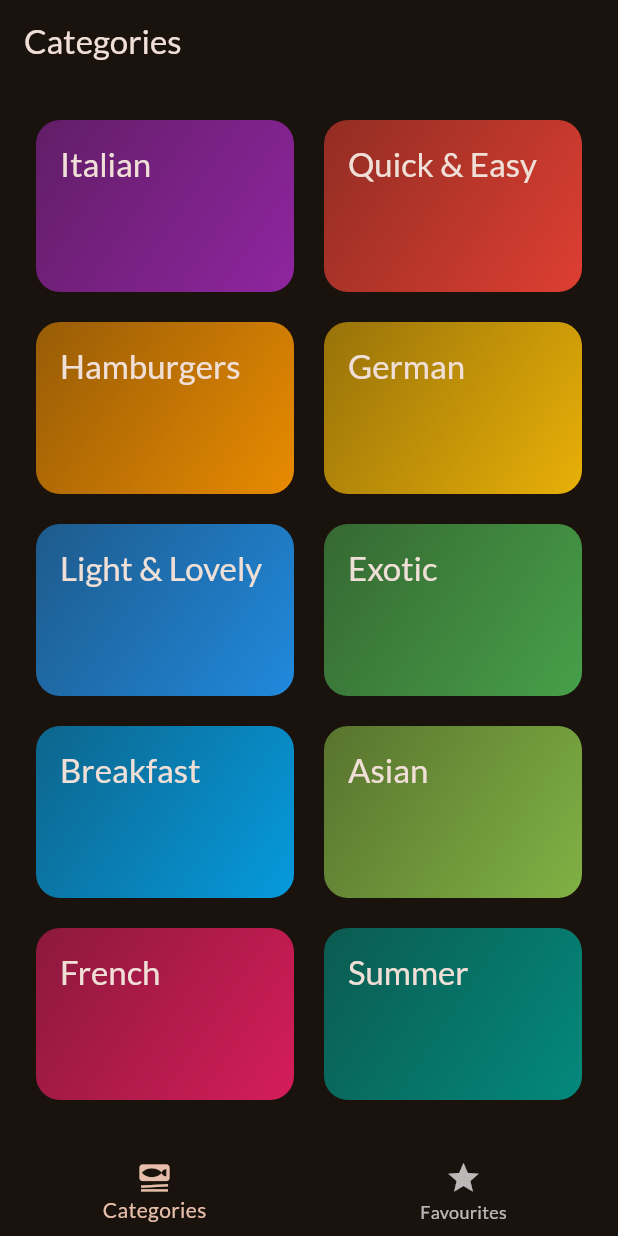
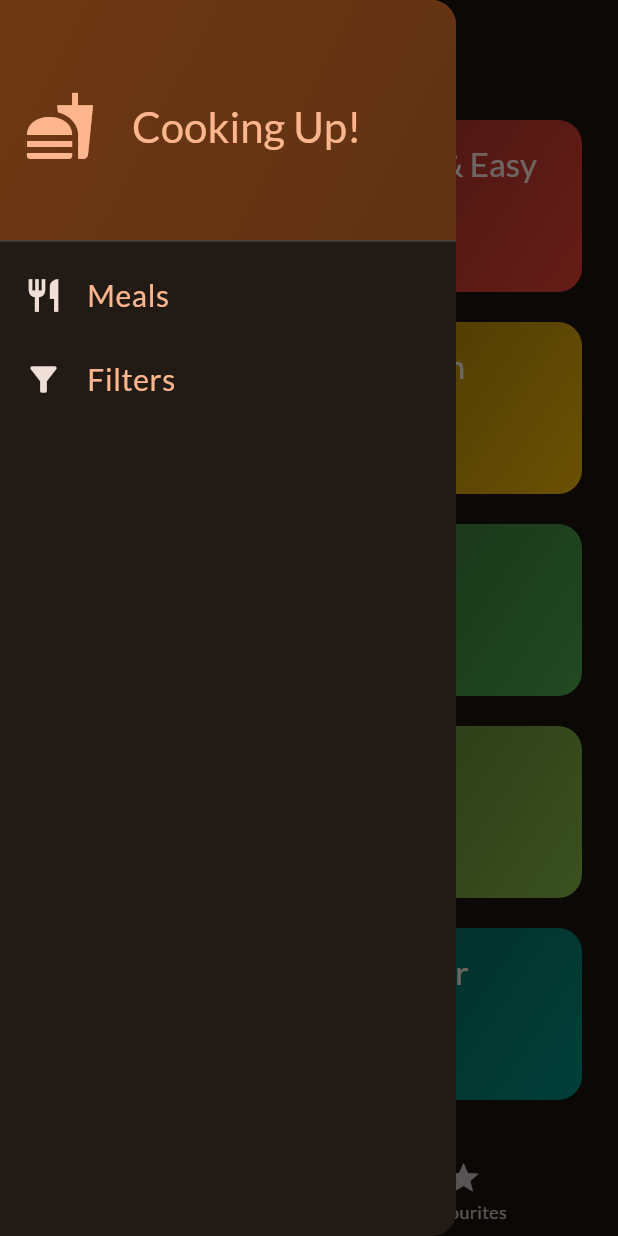
Before and after one commit to harshrajnandvikar/mealsapp, a Flutter app: the screen it shows after launch, with the side drawer open (before the commit the screen has no drawer), on a phone screen of 412 x 824 dp. Run offline on Flutter 3.47's test engine with Material 3 defaults, Android fonts, the phone set to English and light mode, and no system bars; our stand-ins replace flutter_riverpod, google_fonts, transparent_image.

Commit message:
Added the Filters Option to the side Drawer

```diff
--- /dev/null
+++ b/lib/providers/meals_provider.dart
@@ -0,0 +1,6 @@
+import 'package:flutter_riverpod/flutter_riverpod.dart';
+import 'package:meals/data/dummy_data.dart';
+
+final mealsProvider = Provider((ref) {
+  return dummyMeals;
+});
--- a/lib/screens/categories.dart
+++ b/lib/screens/categories.dart
@@ -9,13 +9,15 @@ class CategoriesScreen extends StatelessWidget {
   const CategoriesScreen({
     super.key,
     required this.ontoggleFavouriteMeal,
+    required this.getAvailableMeals,
   });
 
   final void Function(Meal meal) ontoggleFavouriteMeal;
+  final List<Meal> getAvailableMeals;
 
   void _selectCategories(
       BuildContext context, CategoryStructure categoryStructure) {
-    final filteredMeals = dummyMeals
+    final filteredMeals = getAvailableMeals
         .where((meal) => meal.categories.contains(categoryStructure.id))
         .toList();
 
--- a/lib/screens/tab.dart
+++ b/lib/screens/tab.dart
@@ -1,7 +1,17 @@
 import 'package:flutter/material.dart';
+import 'package:meals/data/dummy_data.dart';
 import 'package:meals/models/meal.dart';
 import 'package:meals/screens/categories.dart';
+import 'package:meals/screens/filters.dart';
 import 'package:meals/screens/meals.dart';
+import 'package:meals/widgets/main_drawer.dart';
+
+final kInitialFilters = {
+  Filter.glutenfree: false,
+  Filter.lactosefree: false,
+  Filter.vegeterian: false,
+  Filter.vegan: false,
+};
 
 class TabScreen extends StatefulWidget {
   const TabScreen({
@@ -19,6 +29,7 @@ class _TabScreenState extends State<TabScreen> {
 
   final List<Meal> mealList = [];
 
+  Map<Filter, bool> _selectedFilters = kInitialFilters;
   void showMessageFavourite(String message) {
     ScaffoldMessenger.of(context).clearSnackBars();
     ScaffoldMessenger.of(context).showSnackBar(
@@ -50,10 +61,42 @@ class _TabScreenState extends State<TabScreen> {
     });
   }
 
+  void _screenIdentifier(String identifier) async {
+    Navigator.of(context).pop();
+    if (identifier == 'Filters') {
+      final result = await Navigator.of(context).push<Map<Filter, bool>>(
+        MaterialPageRoute(
+          builder: ((ctx) => FilterScreen(
+                currentFilters: _selectedFilters,
+              )),
+        ),
+      );
+      setState(() {
+        _selectedFilters = result ?? kInitialFilters;
+      });
+    }
+  }
+
   @override
   Widget build(BuildContext context) {
+    final availableMeals = dummyMeals.where((meal) {
+      if (_selectedFilters[Filter.glutenfree]! && !meal.isGlutenFree) {
+        return false;
+      }
+      if (_selectedFilters[Filter.lactosefree]! && !meal.isLactoseFree) {
+        return false;
+      }
+      if (_selectedFilters[Filter.vegeterian]! && !meal.isVegetarian) {
+        return false;
+      }
+      if (_selectedFilters[Filter.vegan]! && !meal.isVegan) {
+        return false;
+      }
+      return true;
+    }).toList();
     Widget activePage = CategoriesScreen(
       ontoggleFavouriteMeal: _toggleFavouriteMeal,
+      getAvailableMeals: availableMeals,
     );
     var activeTitle = 'Categories';
     if (_selectPageIndex == 1) {
@@ -66,6 +109,9 @@ class _TabScreenState extends State<TabScreen> {
     return Scaffold(
       appBar: AppBar(
         title: Text(activeTitle),
+      ),
+      drawer: MainDrawer(
+        onScreenIdentifier: _screenIdentifier,
       ),
       body: activePage,
       bottomNavigationBar: BottomNavigationBar(
--- /dev/null
+++ b/lib/widgets/main_drawer.dart
@@ -0,0 +1,83 @@
+import 'package:flutter/material.dart';
+
+class MainDrawer extends StatelessWidget {
+  const MainDrawer({
+    super.key,
+    required this.onScreenIdentifier,
+  });
+
+  final void Function(String identifier) onScreenIdentifier;
+
+  @override
+  Widget build(BuildContext context) {
+    return Drawer(
+      child: Column(
+        children: [
+          DrawerHeader(
+            decoration: BoxDecoration(
+              gradient: LinearGradient(
+                colors: [
+                  Theme.of(context).colorScheme.primaryContainer,
+                  Theme.of(context)
+                      .colorScheme
+                      .primaryContainer
+                      .withOpacity(0.8),
+                ],
+                begin: Alignment.topLeft,
+                end: Alignment.bottomRight,
+              ),
+            ),
+            child: Row(
+              children: [
+                Icon(
+                  Icons.fastfood,
+                  color: Theme.of(context).colorScheme.primary,
+                  size: 48,
+                ),
+                const SizedBox(
+                  width: 24,
+                ),
+                Text(
+                  'Cooking Up!',
+                  style: Theme.of(context).textTheme.titleLarge!.copyWith(
+                      color: Theme.of(context).colorScheme.primary,
+                      fontSize: 28),
+                )
+              ],
+            ),
+          ),
+          ListTile(
+            leading: Icon(
+              Icons.restaurant,
+              size: 26,
+              color: Theme.of(context).colorScheme.onBackground,
+            ),
+            title: Text(
+              'Meals',
+              style: Theme.of(context).textTheme.bodySmall!.copyWith(
+                  color: Theme.of(context).colorScheme.primary, fontSize: 20),
+            ),
+            onTap: () {
+              onScreenIdentifier('Meals');
+            },
+          ),
+          ListTile(
+            leading: Icon(
+              Icons.filter_alt,
+              size: 26,
+              color: Theme.of(context).colorScheme.onBackground,
+            ),
+            title: Text(
+              'Filters',
+              style: Theme.of(context).textTheme.bodySmall!.copyWith(
+                  color: Theme.of(context).colorScheme.primary, fontSize: 20),
+            ),
+            onTap: () {
+              onScreenIdentifier('Filters');
+            },
+          ),
+        ],
+      ),
+    );
+  }
+}
--- a/pubspec.yaml
+++ b/pubspec.yaml
@@ -37,6 +37,7 @@ dependencies:
   cupertino_icons: ^1.0.6
   google_fonts: ^6.2.1
   transparent_image: ^2.0.1
+  flutter_riverpod: ^2.5.1
 
 dev_dependencies:
   flutter_test:
```
Also changed, not shown: lib/screens/filters.dart (added, +148 -0 lines), pubspec.lock.
